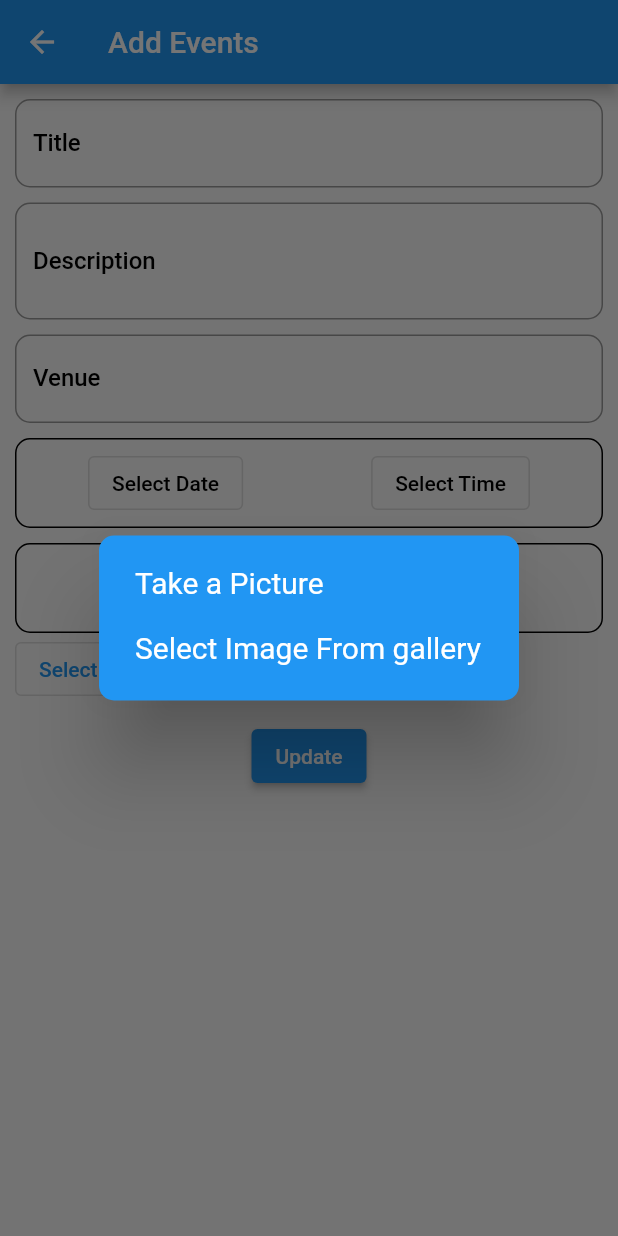
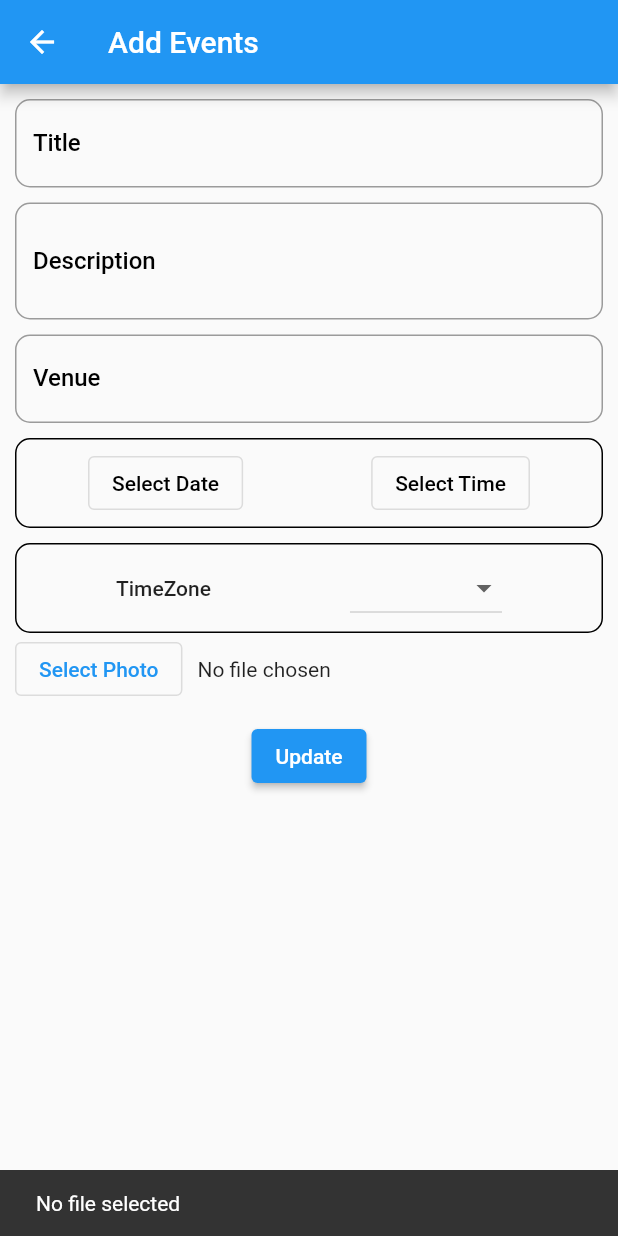
Before and after one commit to Aaasisss/NewSound-Admin, a Flutter app: the AddEvents screen opened by its route, after a tap on "Select Photo", on a phone screen of 412 x 824 dp. Run offline on Flutter 3.47's test engine with Material 2 defaults, Android fonts, the light colour scheme and no system bars; our stand-ins replace cloud_firestore, file_picker, firebase_auth, firebase_core, firebase_storage, font_awesome_flutter and 2 more; accounts and stored records are empty.

Commit message:
worked on add events screen, implemented error checkings

```diff
--- a/lib/Screens/Add_Events/add_events.dart
+++ b/lib/Screens/Add_Events/add_events.dart
@@ -1,9 +1,11 @@
 import 'package:flutter/material.dart';
-import 'package:flutter/services.dart';
-import 'package:image_picker/image_picker.dart';
 import 'dart:io';
-import 'dart:async';
 import 'package:intl/intl.dart';
+import 'package:cloud_firestore/cloud_firestore.dart';
+import 'package:firebase_storage/firebase_storage.dart';
+import 'package:file_picker/file_picker.dart';
+import 'package:newsound_admin/Services/storage.dart';
+import 'package:path_provider/path_provider.dart';
 
 class AddEvents extends StatefulWidget {
   const AddEvents({Key? key}) : super(key: key);
@@ -13,7 +15,12 @@ class AddEvents extends StatefulWidget {
 }
 
 class _AddEventsState extends State<AddEvents> {
+  final _firestore = FirebaseFirestore.instance.collection('events');
+  final StorageService storage = StorageService();
   final formKey = GlobalKey<FormState>();
+  final titleController = TextEditingController();
+  final descriptionController = TextEditingController();
+  final venueController = TextEditingController();
   String newEventTitle = '';
   String newEventDescription = '';
   String newEventVenue = '';
@@ -25,6 +32,7 @@ class _AddEventsState extends State<AddEvents> {
     return Column(
       children: [
         TextFormField(
+          controller: titleController,
           minLines: 1,
           maxLines: null,
           decoration: InputDecoration(
@@ -55,6 +63,7 @@ class _AddEventsState extends State<AddEvents> {
     return Column(
       children: [
         TextFormField(
+          controller: descriptionController,
           minLines: 2,
           maxLines: null,
           decoration: InputDecoration(
@@ -85,6 +94,7 @@ class _AddEventsState extends State<AddEvents> {
     return Column(
       children: [
         TextFormField(
+          controller: venueController,
           decoration: InputDecoration(
             labelText: "Venue",
             labelStyle:
@@ -111,8 +121,10 @@ class _AddEventsState extends State<AddEvents> {
 
   DateTime? selectedDate;
   TimeOfDay? selectedTime;
+  String selectedDateToString = '';
+  String selectedTimeToString = '';
 
-  Future pickDate(BuildContext context) async {
+  void pickDate(BuildContext context) async {
     final initialDate = DateTime.now();
     final newDate = await showDatePicker(
       context: context,
@@ -124,10 +136,11 @@ class _AddEventsState extends State<AddEvents> {
     if (newDate == null) return null;
     setState(() {
       selectedDate = newDate;
+      //print(selectedDateToString);
     });
   }
 
-  Future pickTime(BuildContext context) async {
+  void pickTime(BuildContext context) async {
     final initialTime = TimeOfDay(hour: 9, minute: 0);
     final newTime = await showTimePicker(
       context: context,
@@ -143,9 +156,9 @@ class _AddEventsState extends State<AddEvents> {
     if (selectedDate == null) {
       return "Select Date";
     } else {
-      return DateFormat('MM/dd/yyyy').format(selectedDate!);
+      selectedDateToString = DateFormat('dd/mm/yyyy').format(selectedDate!);
+      return selectedDateToString;
       //return "${selectedDate!.day}/${selectedDate!.month}/${selectedDate!.year}";
-
     }
   }
 
@@ -155,7 +168,8 @@ class _AddEventsState extends State<AddEvents> {
     } else {
       final hours = selectedTime!.hour.toString().padLeft(2, '0');
       final minutes = selectedTime!.minute.toString().padLeft(2, '0');
-      return "${hours}:${minutes}";
+      selectedTimeToString = "${hours}:${minutes}";
+      return selectedTimeToString;
     }
   }
 
@@ -211,7 +225,7 @@ class _AddEventsState extends State<AddEvents> {
       child: Row(
         mainAxisAlignment: MainAxisAlignment.spaceAround,
         children: [
-          Text(
+          const Text(
             'TimeZone',
             style: TextStyle(fontWeight: FontWeight.w500),
           ),
@@ -226,120 +240,125 @@ class _AddEventsState extends State<AddEvents> {
     );
   }
 
-  Widget buildSelectPicture() {
+  //the image file that will be selected by the use, which is initially set to null
+  File? _image;
+  String? _imagePath;
+  String? _imageName;
+
+  Widget buildSelectPhoto() {
     return Column(
       children: [
         Row(
           children: [
             OutlinedButton(
-              onPressed: _optionsDialogueBox,
+              onPressed: () async {
+                final result = await FilePicker.platform.pickFiles(
+                  allowMultiple: false,
+                  type: FileType.custom,
+                  allowedExtensions: ['png', 'jpg', 'jpeg'],
+                );
+                if (result == null) {
+                  ScaffoldMessenger.of(context).showSnackBar(const SnackBar(
+                    content: Text('No file selected'),
+                  ));
+                  return;
+                }
+                //final appDocDir = await getApplicationDocumentsDirectory();
+
+                final path = result.files.single.path;
+                final fileName = result.files.single.name;
+
+                //final filePath = "${appDocDir.absolute}/$fileName";
+                setState(() {
+                  _image = File(path!);
+                  _imagePath = path;
+                  _imageName = fileName;
+                });
+                print("path is: ${path}");
+                print("filename is: ${fileName}");
+              },
               child: Text("Select Photo"),
             ),
-            SizedBox(
+            const SizedBox(
               width: 10.0,
             ),
-            Container(
-              child: _image == null
+            Flexible(
+              child: Column(
+                children: [
+                  _image == null
                       ? Text("No file chosen")
-                  : Image.file(
+                      : Column(
+                          mainAxisAlignment: MainAxisAlignment.center,
+                          crossAxisAlignment: CrossAxisAlignment.center,
+                          children: [
+                            Image.file(
                               _image!,
                               height: 150,
                               width: 150,
                             ),
+                            Text(
+                              (_imageName!),
+                              style: TextStyle(overflow: TextOverflow.visible),
+                            ),
+                          ],
+                        )
+                ],
+              ),
             ),
           ],
         ),
-        SizedBox(height: 10.0)
+        const SizedBox(height: 10.0)
       ],
     );
   }
 
-  //the image file that will be selected by the use, which is initially set to null
-  File? _image = null;
-  //create an instance of image_picker
-  final ImagePicker _picker = ImagePicker();
+  Widget buildUpdateButton() {
+    return ElevatedButton(
+      onPressed: () async {
+        //validates the form
+        final isValid = formKey.currentState!.validate();
 
-  Future<void> _optionsDialogueBox() {
-    return showDialog(
-        context: context,
-        builder: (BuildContext context) {
-          return AlertDialog(
-            backgroundColor: Colors.blue,
-            shape: RoundedRectangleBorder(
-              borderRadius: BorderRadius.circular(10.0),
-            ),
-            content: SingleChildScrollView(
-              child: ListBody(children: <Widget>[
-                GestureDetector(
-                  child: Text(
-                    "Take a Picture",
-                    style: TextStyle(
-                      color: Colors.white,
-                      fontSize: 20.0,
-                    ),
-                  ),
-                  onTap: openCamera,
-                ),
-                Padding(
-                  padding: EdgeInsets.all(10.0),
-                ),
-                GestureDetector(
-                  child: Text(
-                    "Select Image From gallery",
-                    style: TextStyle(
-                      color: Colors.white,
-                      fontSize: 20.0,
-                    ),
-                  ),
-                  onTap: openGallery,
-                )
-              ]),
-            ),
-          );
-        });
+        if (isValid) {
+          if (selectedDate != null &&
+              selectedTime != null &&
+              selectedTimeZone != null &&
+              _image != null) {
+            //if it is valid, current state is saved
+            formKey.currentState!.save();
+
+            //try to upload the image first
+            try {
+              await storage.uploadFile(_image!, _imageName!);
+            } on FirebaseException catch (e) {
+              print(e);
             }
 
-  Future openCamera() async {
+            //get the Url of the uploaded image
+            String downloadUrl = await storage.getDownloadUrl(_imageName!);
+
+            //if download url exists then upload the form data to firestore
+            if (!downloadUrl.isEmpty) {
               try {
-      var imageFromCamera = await _picker.pickImage(source: ImageSource.camera);
-      if (imageFromCamera == null) return;
+                await _firestore.add({
+                  'title': titleController.text,
+                  'description': descriptionController.text,
+                  'venue': venueController.text,
+                  'date': selectedDateToString,
+                  'time': selectedTimeToString,
+                  'timeZone': selectedTimeZone,
+                  'photoUrl': downloadUrl,
+                });
+
+                //reset form fields
                 setState(() {
-        _image = File(imageFromCamera.path);
-        //widget.file = File(imageFromCamera!.path);
+                  titleController.clear();
+                  descriptionController.clear();
+                  venueController.clear();
+                  selectedDate = null;
+                  selectedTime = null;
+                  selectedTimeZone = null;
+                  _image = null;
                 });
-    } on PlatformException catch (e) {
-      print("Failed to pick Image: $e");
-    }
-    Navigator.of(context).pop();
-  }
-
-  Future openGallery() async {
-    try {
-      var imageFromGallery =
-          await _picker.pickImage(source: ImageSource.gallery);
-      if (imageFromGallery == null) return;
-
-      setState(() {
-        _image = File(imageFromGallery.path);
-        //widget.file = File(imageFromGallery!.path);
-      });
-    } on PlatformException catch (e) {
-      print("Failed to pick Image: $e");
-    }
-    Navigator.of(context).pop();
-  }
-
-  Widget buildUpdateButton() {
-    return ElevatedButton(
-      onPressed: () {
-        //Navigator.pushNamed(context, '/home');
-        // Navigator.pushReplacement(
-        //     context,
-        //     MaterialPageRoute(
-        //         builder: (context) => HomePage()));
-        final isValid = formKey.currentState!.validate();
-        if (isValid) {
-          formKey.currentState!.save();
 
                 final message = "Updated";
                 final updateSnackBar = SnackBar(
@@ -350,14 +369,26 @@ class _AddEventsState extends State<AddEvents> {
                   backgroundColor: Colors.green,
                 );
                 ScaffoldMessenger.of(context).showSnackBar(updateSnackBar);
+              } catch (e) {
+                print(e);
               }
-
-        print(newEventTitle);
-        print(newEventDescription);
-        print(newEventVenue);
-        print(selectedDate);
-        print(selectedTime);
-        print(selectedTimeZone);
+            } else {
+              ScaffoldMessenger.of(context).showSnackBar(SnackBar(
+                  content: Text("something went wrong while uploading image")));
+              // showDialog(
+              //     context: context,
+              //     builder: (BuildContext context) =>
+              //         Text('something went wrong while uploading image'));
+            }
+          } else {
+            ScaffoldMessenger.of(context).showSnackBar(
+                SnackBar(content: Text("Please select all the fields")));
+            // showDialog(
+            //     context: context,
+            //     builder: (BuildContext context) =>
+            //         Text('Please select all the fields'));
+          }
+        }
       },
       child: Text("Update"),
     );
@@ -379,7 +410,7 @@ class _AddEventsState extends State<AddEvents> {
               buildVenue(),
               buildDateTime(),
               buildTimeZone(),
-              buildSelectPicture(),
+              buildSelectPhoto(),
               buildUpdateButton(),
             ],
           ),
--- a/lib/Screens/Bank_Details/bank_details.dart
+++ b/lib/Screens/Bank_Details/bank_details.dart
@@ -136,6 +136,7 @@ class _BankDetailsState extends State<BankDetails> {
             );
             ScaffoldMessenger.of(context).showSnackBar(updateSnackBar);
 
+            //clear the fields
             setState(() {
               getInfo();
               accountNameController.clear();
--- /dev/null
+++ b/lib/Services/storage.dart
@@ -0,0 +1,19 @@
+import 'package:firebase_storage/firebase_storage.dart';
+import 'dart:io';
+
+class StorageService {
+  final storage = FirebaseStorage.instance;
+
+  Future<void> uploadFile(File file, String fileName) async {
+    //File file = File(filePath);
+    try {
+      await storage.ref('photos/$fileName').putFile(file);
+    } on FirebaseException catch (e) {
+      print(e);
+    }
+  }
+
+  Future<String> getDownloadUrl(String fileName) async {
+    return await storage.ref('photos/$fileName').getDownloadURL();
+  }
+}
--- a/pubspec.yaml
+++ b/pubspec.yaml
@@ -45,6 +45,7 @@ dependencies:
   sign_in_with_apple: ^3.3.0
   crypto: ^3.0.1
   font_awesome_flutter: ^10.1.0
+  firebase_storage: ^10.2.14
 
 
 
```
Also changed, not shown: pubspec.lock, 1 other file. Lines whose indentation alone changed are shown as unchanged.
